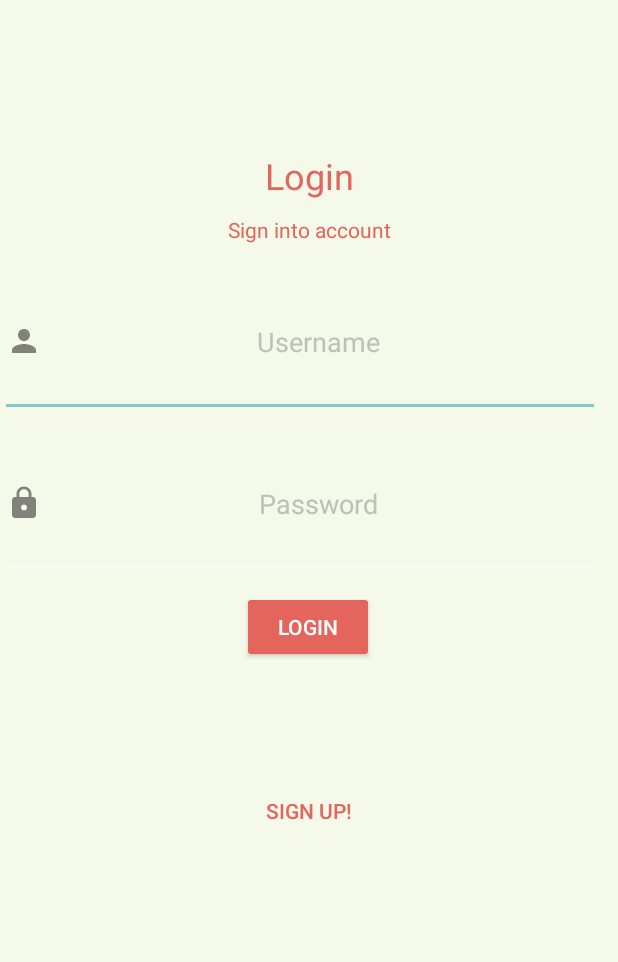
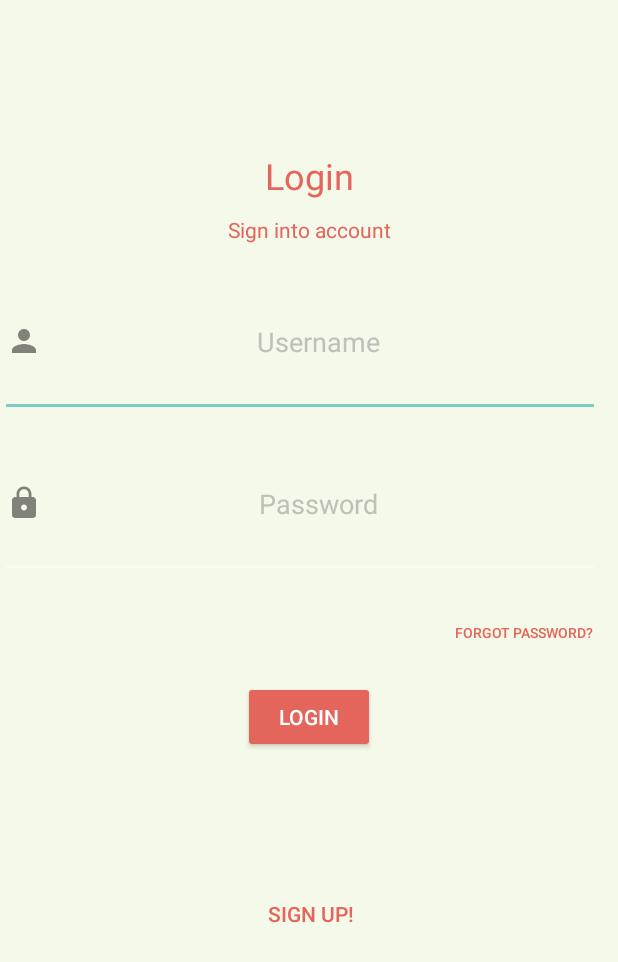
Before and after one commit to Sarang-Nambiar/OccupEye, an Android app: the Login screen opened directly, with no data from a screen before it, on a phone screen of 412 x 824 dp. Shown: the top 962 px of the screen. Run offline under Robolectric (Android 15) with nearby library versions, the phone set to English and light mode, and no system bars; our stand-ins replace Firebase (no records; nobody signed in at launch, a user with empty details on screens opened directly).

Commit message:
adding the forgot password button

```diff
--- a/app/src/main/res/layout/login.xml
+++ b/app/src/main/res/layout/login.xml
@@ -54,15 +54,15 @@
 
     <EditText
         android:id="@+id/password"
-        android:hint="Password"
         android:layout_width="400sp"
         android:layout_height="100sp"
-        android:inputType="text"
         android:layout_marginTop="108dp"
         android:drawableStart="@drawable/baseline_lock_24"
-        android:textColorHint="@color/gray"
+        android:hint="Password"
+        android:inputType="text"
         android:textAlignment="center"
         android:textColor="@color/black"
+        android:textColorHint="@color/gray"
         app:layout_constraintTop_toBottomOf="@+id/textView2"
 
         tools:ignore="MissingConstraints"
@@ -72,36 +72,50 @@
     </EditText>
 
     <Button
+        android:id="@+id/forgot_pass"
+        android:layout_width="wrap_content"
+        android:layout_height="wrap_content"
+        android:layout_marginTop="12dp"
+        android:layout_marginEnd="16dp"
+        android:background="@null"
+        android:text="Forgot Password?"
+        android:textColor="#E3655B"
+        android:textSize="9sp"
+        app:layout_constraintEnd_toEndOf="parent"
+        app:layout_constraintTop_toBottomOf="@+id/password"
+        tools:ignore="MissingConstraints"></Button>
+
+    <Button
         android:id="@+id/loggin"
         android:layout_width="wrap_content"
         android:layout_height="wrap_content"
-        android:layout_marginTop="8dp"
+        android:layout_marginTop="68dp"
+        android:backgroundTint="#E3655B"
         android:text="Login"
-        android:backgroundTint="#E3655B"
         app:layout_constraintEnd_toEndOf="parent"
-        app:layout_constraintHorizontal_bias="0.498"
+        app:layout_constraintHorizontal_bias="0.501"
         app:layout_constraintStart_toStartOf="parent"
         app:layout_constraintTop_toBottomOf="@+id/password"
-        tools:ignore="MissingConstraints">
-    </Button>
+        tools:ignore="MissingConstraints"
+        ></Button>
 
     <Button
 
         android:id="@+id/signup"
         android:layout_width="wrap_content"
         android:layout_height="wrap_content"
+        android:background="@null"
         android:text="Sign Up!"
-        android:background="@null"
         android:textColor="#E3655B"
         app:layout_constraintBottom_toBottomOf="parent"
         app:layout_constraintEnd_toEndOf="parent"
+        app:layout_constraintHorizontal_bias="0.504"
         app:layout_constraintStart_toStartOf="parent"
         app:layout_constraintTop_toTopOf="parent"
-        app:layout_constraintVertical_bias="0.666"
+        app:layout_constraintVertical_bias="0.754"
         tools:ignore="MissingConstraints">
 
     </Button>
 
 
-
 </androidx.constraintlayout.widget.ConstraintLayout>
```
